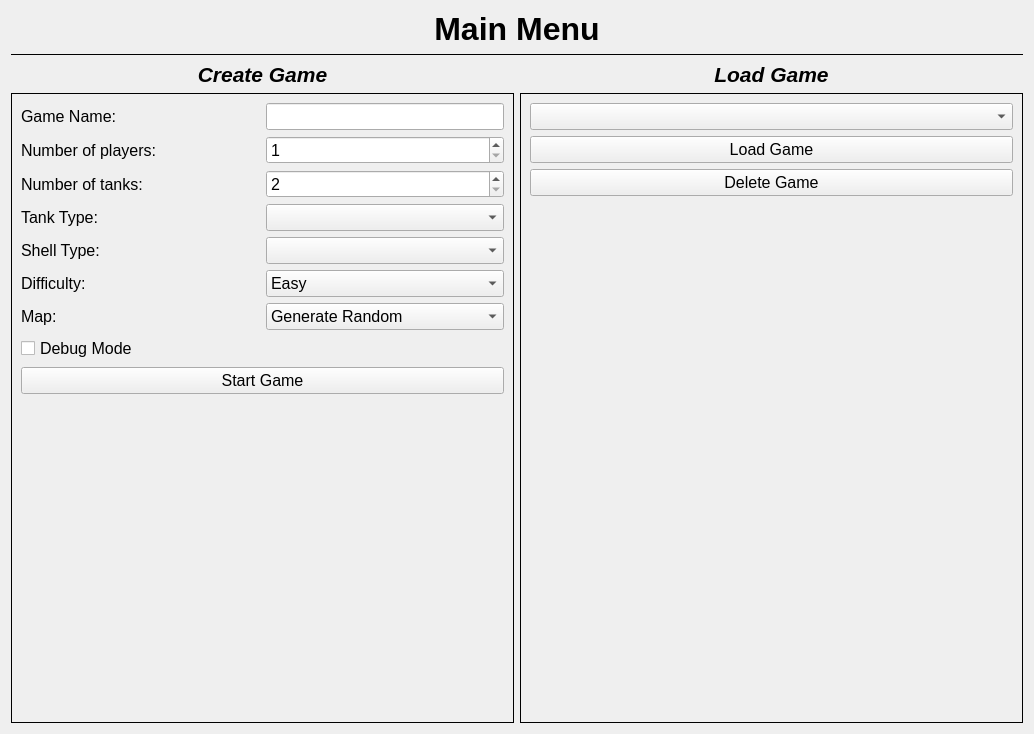
First picture: the form in ui/welcome_screen.ui, repository kpdudek/TankGame, before the edit.
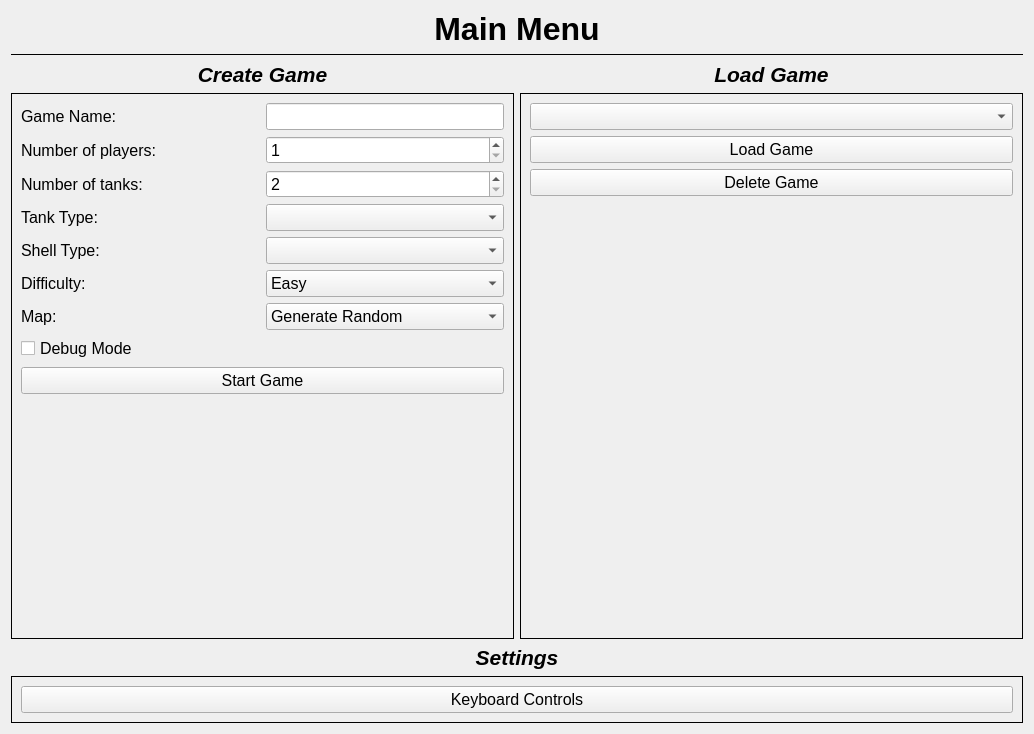
Second picture: the form after the edit.

Commit message: Keyboard controls can now be accessed through main menu

```diff
--- a/ui/welcome_screen.ui
+++ b/ui/welcome_screen.ui
@@ -395,6 +395,54 @@
      </property>
     </widget>
    </item>
+   <item row="5" column="0" colspan="2">
+    <widget class="QFrame" name="frame_3">
+     <property name="minimumSize">
+      <size>
+       <width>0</width>
+       <height>20</height>
+      </size>
+     </property>
+     <property name="frameShape">
+      <enum>QFrame::Box</enum>
+     </property>
+     <property name="frameShadow">
+      <enum>QFrame::Plain</enum>
+     </property>
+     <layout class="QGridLayout" name="gridLayout_4">
+      <item row="0" column="0">
+       <widget class="QPushButton" name="keyboard_controls_button">
+        <property name="font">
+         <font>
+          <pointsize>12</pointsize>
+         </font>
+        </property>
+        <property name="text">
+         <string>Keyboard Controls</string>
+        </property>
+       </widget>
+      </item>
+     </layout>
+    </widget>
+   </item>
+   <item row="4" column="0" colspan="2">
+    <widget class="QLabel" name="label_11">
+     <property name="font">
+      <font>
+       <pointsize>16</pointsize>
+       <weight>75</weight>
+       <italic>true</italic>
+       <bold>true</bold>
+      </font>
+     </property>
+     <property name="text">
+      <string>Settings</string>
+     </property>
+     <property name="alignment">
+      <set>Qt::AlignCenter</set>
+     </property>
+    </widget>
+   </item>
   </layout>
  </widget>
  <resources/>
```
Left out of the diff: 136 changed lines with no effect on the pictures. The commit also changes 2 other files.
